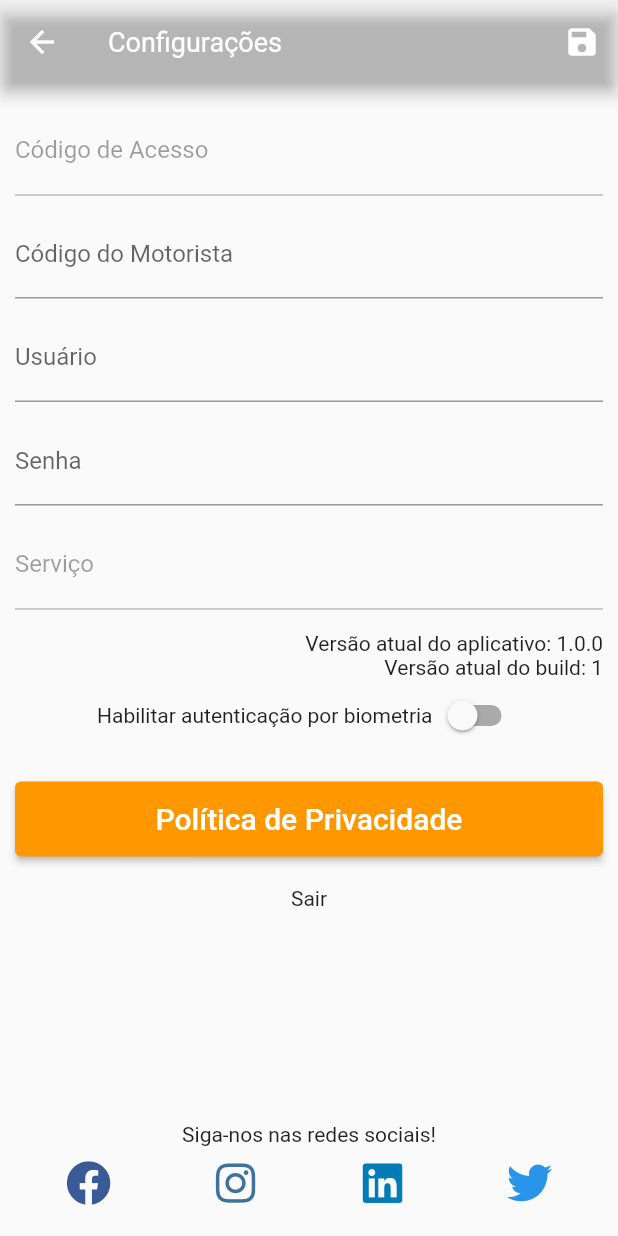
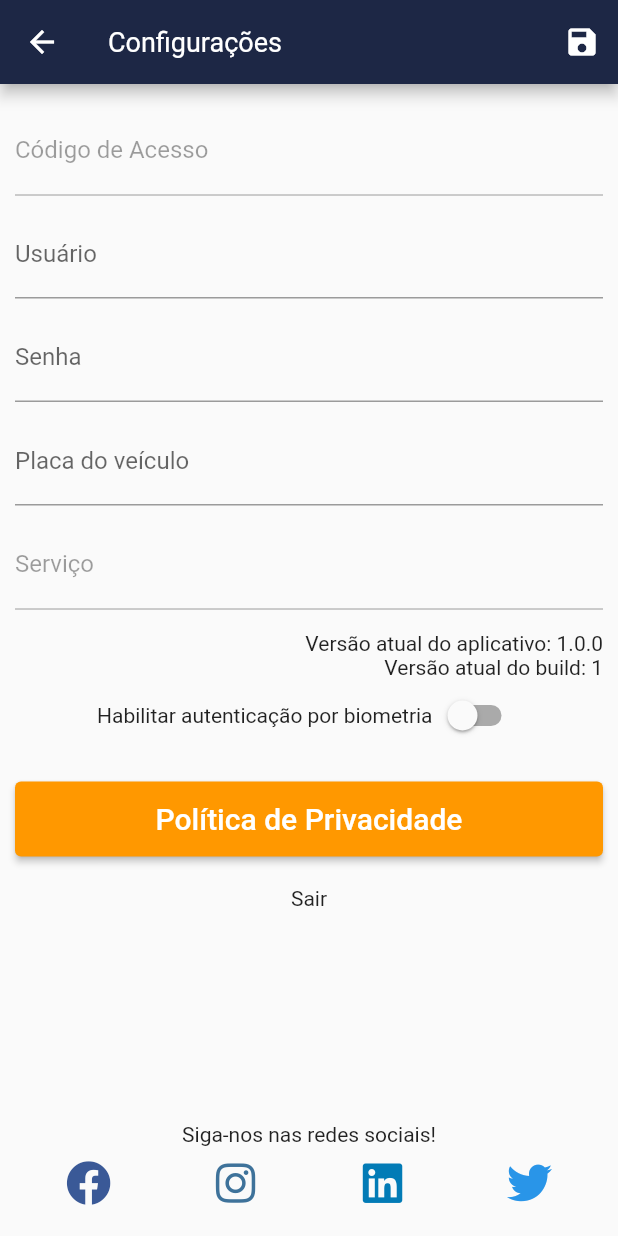
Before and after one commit to cgisoftware/cidsf, a Flutter app: the MyHome screen opened by its route, after a tap on the "settings" icon, on a phone screen of 412 x 824 dp. Run offline on Flutter 3.47's test engine with Material 2 defaults, Android fonts, the phone set to English and light mode, and no system bars; our stand-ins replace cloud_firestore, device_info, dio, firebase_auth, firebase_core, font_awesome_flutter and 4 more; missing offline and left inert: scan; accounts and stored records are empty; Roboto replaces fonts that are missing (PT_Sans-Narrow-Web).

Commit message:
consertado bug q nao salvava a placa na tela de configurações

```diff
--- a/example/lib/main.dart
+++ b/example/lib/main.dart
@@ -28,7 +28,7 @@ void main() async {
       aplicativo: "cidsf",
       senha: "Mariana23",
       versaoPacific: 1,
-      campoMotorista: true,
+      campoMotorista: false,
       useCnpj: false);
 
   runApp(MyApp());
@@ -122,20 +122,28 @@ class _MyHomeState extends State<MyHome> {
   Widget build(BuildContext context) {
     return Scaffold(
       appBar: AppBar(
+        backgroundColor: Color(0xff1D2745),
         actions: [
           IconButton(
-              icon: Icon(Icons.camera),
+              icon: Icon(
+                Icons.camera,
+                color: Colors.white,
+              ),
               onPressed: () async {
-                String response =
-                    await QRScan().startScan(context, QRScanType.bar);
+                String response = await QRScan().startScan(
+                  context,
+                  QRScanType.bar,
+                );
                 print(response);
               }),
           IconButton(
-              icon: Icon(Icons.settings),
+              icon: Icon(Icons.settings, color: Colors.white),
               onPressed: () {
                 Navigator.of(biometricsContext).push(MaterialPageRoute(
                     builder: (context) => SettingsPage(
-                          motorista: true,
+                          appBarColor: Color(0xff1D2745),
+                          motorista: false,
+                          placa: true,
                         )));
               })
         ],
--- a/lib/src/module/settings/controller/firebase_controller.dart
+++ b/lib/src/module/settings/controller/firebase_controller.dart
@@ -75,6 +75,10 @@ class FirebaseController {
           await _handler.set("edtMotorista", edtMotoristaText.text);
         }
 
+        if (edtPlacaText.text.isNotEmpty) {
+          await _handler.set("edtPlaca", edtPlacaText.text);
+        }
+
         if (this.loginBool && this.validaLogin != null) {
           await this.validaLogin!();
         }
```
Also changed, not shown: example/pubspec.lock.
